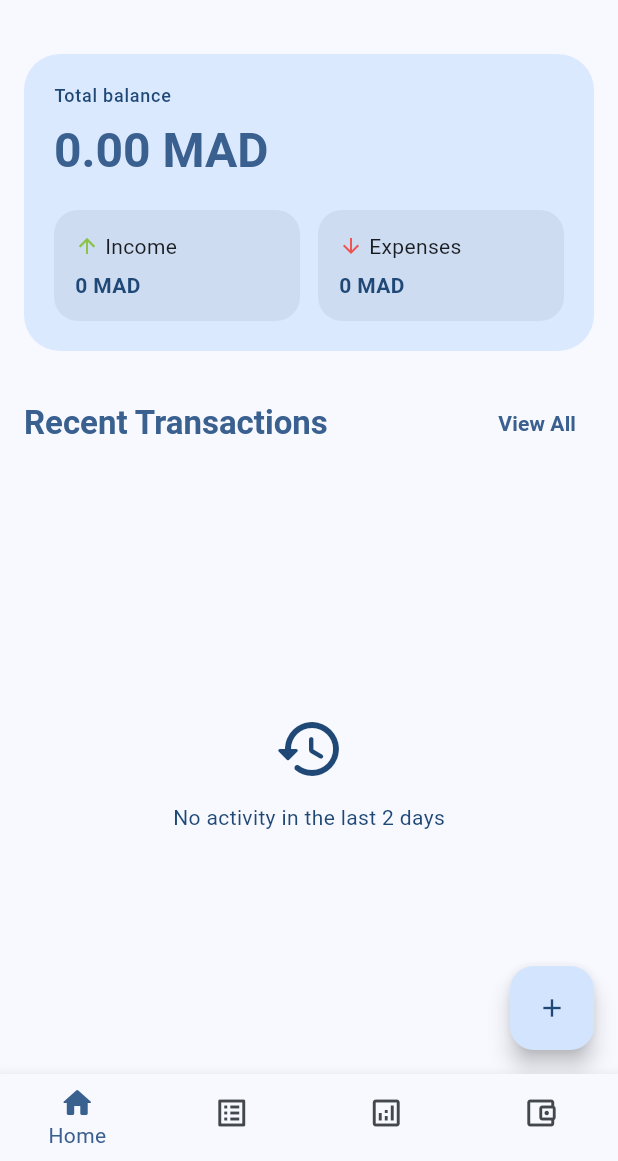
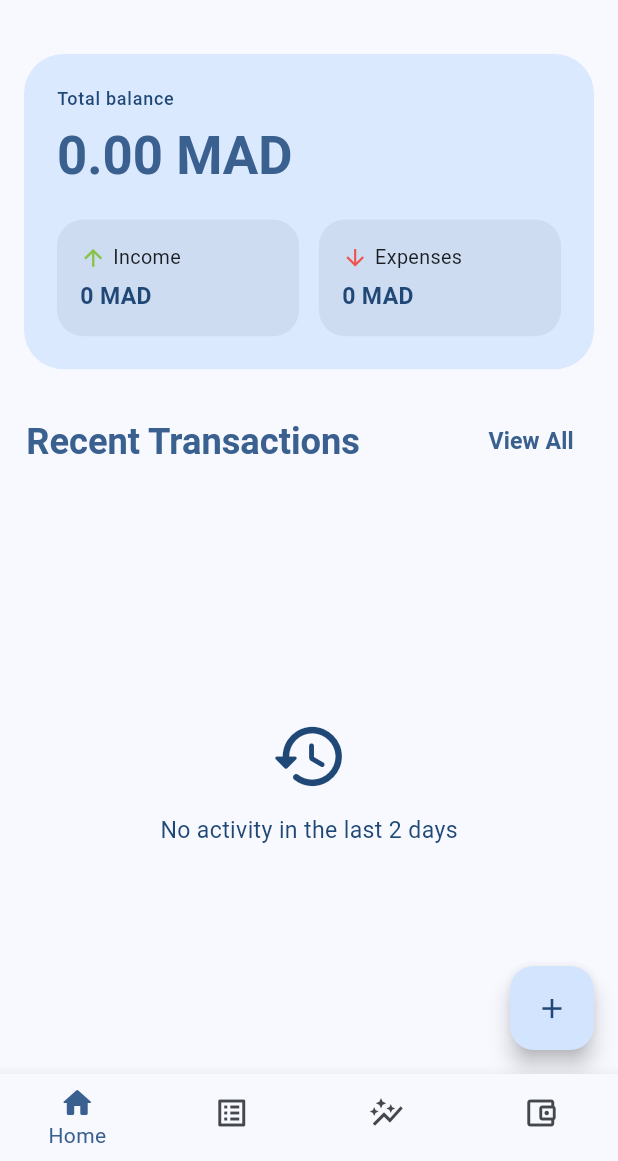
Before and after one commit to Abdogouhmad/walt, a Flutter app: the screen it shows after launch, after a tap on the "navigate next" icon, after a tap on "Next", after a tap on "Get Started", on a phone screen of 412 x 824 dp, the part 75-1236 px from its top. Run offline on Flutter 3.47's test engine with Material 3 defaults, Android fonts, the phone set to English and light mode, and no system bars; drawn by our look-alikes of dynamic_color; our stand-ins replace fl_chart, flutter_dotenv, flutter_riverpod, flutter_slidable, font_awesome_flutter, freezed_annotation and 11 more; missing offline and left inert: currency_converter; accounts and stored records are empty; statements that could not run were skipped.

Commit message:
[FEAT] Adaptive height & width

```diff
--- a/lib/features/home/widgets/ai_insight.dart
+++ b/lib/features/home/widgets/ai_insight.dart
@@ -1,5 +1,6 @@
 import 'package:flutter/material.dart';
 import 'package:flutter_riverpod/flutter_riverpod.dart';
+import 'package:walt/core/utils/context.dart';
 import 'package:walt/providers/ai_provider.dart';
 import 'package:walt/shared/text_ui.dart';
 
@@ -13,13 +14,16 @@ class AiInsight extends ConsumerWidget {
     if (!aiState.isVisible) return const SizedBox.shrink();
 
     return Container(
-      margin: const EdgeInsets.symmetric(horizontal: 16, vertical: 8),
-      padding: const EdgeInsets.all(16),
+      margin: EdgeInsets.symmetric(
+        horizontal: context.w(16),
+        vertical: context.h(8),
+      ),
+      padding: EdgeInsets.all(context.w(16)),
       decoration: BoxDecoration(
         gradient: LinearGradient(
           colors: [Colors.purple.withAlpha(50), Colors.blue.withAlpha(50)],
         ),
-        borderRadius: BorderRadius.circular(24),
+        borderRadius: BorderRadius.circular(context.r(24)),
         border: Border.all(color: Colors.purple.withAlpha(100)),
       ),
       child: Column(
@@ -27,8 +31,12 @@ class AiInsight extends ConsumerWidget {
         children: [
           Row(
             children: [
-              const Icon(Icons.auto_awesome, color: Colors.purple),
-              const SizedBox(width: 8),
+              Icon(
+                Icons.auto_awesome,
+                color: Colors.purple,
+                size: context.w(24),
+              ),
+              SizedBox(width: context.w(8)),
               UiText(
                 text: "AI Insight",
                 type: UiTextType.titleMedium,
@@ -36,20 +44,20 @@ class AiInsight extends ConsumerWidget {
               ),
               const Spacer(),
               if (aiState.isLoading)
-                const SizedBox(
-                  width: 16,
-                  height: 16,
-                  child: CircularProgressIndicator(strokeWidth: 2),
+                SizedBox(
+                  width: context.w(16),
+                  height: context.w(16),
+                  child: const CircularProgressIndicator(strokeWidth: 2),
                 )
               else
                 IconButton(
-                  icon: const Icon(Icons.refresh, size: 20),
+                  icon: Icon(Icons.refresh, size: context.w(20)),
                   onPressed: () =>
                       ref.read(aiInsightProvider.notifier).fetchInsight(),
                 ),
             ],
           ),
-          const SizedBox(height: 8),
+          SizedBox(height: context.h(8)),
           if (aiState.isLoading && aiState.insight == null)
             const UiText(text: "Thinking...", type: UiTextType.bodyMedium)
           else
--- a/lib/features/home/widgets/recent_activity.dart
+++ b/lib/features/home/widgets/recent_activity.dart
@@ -1,5 +1,6 @@
 import 'package:flutter/material.dart';
 import 'package:flutter_riverpod/flutter_riverpod.dart';
+import 'package:walt/core/utils/context.dart';
 import 'package:walt/shared/text_ui.dart';
 import 'package:walt/core/constants/app_colors.dart';
 import 'package:walt/data/models/walt_transaction.dart';
@@ -67,11 +68,18 @@ class RecentActivity extends ConsumerWidget {
       child: Column(
         mainAxisAlignment: MainAxisAlignment.center,
         children: [
-          Icon(Icons.history_rounded, size: 48, color: context.listSubLabel),
-          const SizedBox(height: 12),
+          Icon(
+            Icons.history_rounded,
+            size: context.w(48),
+            color: context.listSubLabel,
+          ),
+          SizedBox(height: context.h(12)),
           Text(
             "No activity in the last 2 days",
-            style: TextStyle(color: context.listSubLabel),
+            style: TextStyle(
+              color: context.listSubLabel,
+              fontSize: context.sp(14),
+            ),
           ),
         ],
       ),
@@ -86,22 +94,33 @@ class RecentActivity extends ConsumerWidget {
     String currency,
   ) {
     final isIncome = tx.type.toLowerCase() == 'income';
-    final amount = '${isIncome ? '+' : '-'}${tx.amount.toStringAsFixed(2)} $currency';
+    final amount =
+        '${isIncome ? '+' : '-'}${tx.amount.toStringAsFixed(2)} $currency';
     final formattedDate = DateFormat('MMM dd, yyyy').format(tx.date);
 
     return ListTile(
-      contentPadding: const EdgeInsets.symmetric(horizontal: 16, vertical: 6),
+      contentPadding: EdgeInsets.symmetric(
+        horizontal: context.w(16),
+        vertical: context.h(6),
+      ),
       leading: CircleAvatar(
         backgroundColor: context.listContainer,
-        child: Icon(CategoryIcons.getIcon(catIcon), color: context.listIconBk),
+        child: Icon(
+          CategoryIcons.getIcon(catIcon),
+          color: context.listIconBk,
+          size: context.w(24),
+        ),
       ),
       title: Text(
         tx.merchant ?? 'Unknown',
-        style: const TextStyle(fontWeight: FontWeight.w600),
+        style: TextStyle(
+          fontWeight: FontWeight.w600,
+          fontSize: context.sp(16),
+        ),
       ),
       subtitle: Text(
         '$formattedDate • $catName',
-        style: TextStyle(color: context.listSubLabel, fontSize: 12),
+        style: TextStyle(color: context.listSubLabel, fontSize: context.sp(12)),
       ),
       trailing: Column(
         mainAxisAlignment: MainAxisAlignment.center,
@@ -112,12 +131,16 @@ class RecentActivity extends ConsumerWidget {
             style: TextStyle(
               color: isIncome ? context.listIncome : context.listExpense,
               fontWeight: FontWeight.bold,
+              fontSize: context.sp(14),
             ),
           ),
           Text(
             tx.type
                 .toUpperCase(), // Showing type instead of hardcoded payment label
-            style: TextStyle(fontSize: 10, color: context.listSubLabel),
+            style: TextStyle(
+              fontSize: context.sp(10),
+              color: context.listSubLabel,
+            ),
           ),
         ],
       ),
@@ -132,7 +155,10 @@ Widget _titleUi(
   required VoidCallback onTap,
 }) {
   return Padding(
-    padding: const EdgeInsets.symmetric(horizontal: 16, vertical: 8),
+    padding: EdgeInsets.symmetric(
+      horizontal: context.w(16),
+      vertical: context.h(8),
+    ),
     child: Row(
       mainAxisAlignment: MainAxisAlignment.spaceBetween,
       children: [
@@ -142,6 +168,7 @@ Widget _titleUi(
           style: TextStyle(
             fontWeight: FontWeight.bold,
             color: context.listTitle,
+            fontSize: context.sp(22),
           ),
         ),
         TextButton(
@@ -152,6 +179,7 @@ Widget _titleUi(
             style: TextStyle(
               color: context.listColorLinks,
               fontWeight: FontWeight.bold,
+              fontSize: context.sp(14),
             ),
           ),
         ),
--- a/lib/features/home/widgets/summary_card.dart
+++ b/lib/features/home/widgets/summary_card.dart
@@ -1,6 +1,7 @@
 import 'package:flutter/material.dart';
 import 'package:flutter_riverpod/flutter_riverpod.dart';
 import 'package:walt/core/constants/app_colors.dart';
+import 'package:walt/core/utils/context.dart';
 import 'package:walt/providers/settings_provider.dart';
 import 'package:walt/providers/transaction_provider.dart';
 import 'package:walt/shared/text_ui.dart';
@@ -21,9 +22,9 @@ class SummaryCard extends ConsumerWidget {
     final cardExpense = context.cardExpense;
 
     return Container(
-      padding: const EdgeInsets.all(20),
+      padding: EdgeInsets.all(context.w(20)),
       decoration: BoxDecoration(
-        borderRadius: BorderRadius.circular(24),
+        borderRadius: BorderRadius.circular(context.r(24)),
         color: bgColor,
       ),
       child: Column(
@@ -34,14 +35,18 @@ class SummaryCard extends ConsumerWidget {
             type: UiTextType.labelMedium,
             style: TextStyle(color: secondaryTextColor),
           ),
-          const SizedBox(height: 8),
+          SizedBox(height: context.h(8)),
           UiText(
             // 3. Use summary.balance from the provider
             text: "${summary.balance.toStringAsFixed(2)} $currency",
             type: UiTextType.headlineLarge,
-            style: TextStyle(fontWeight: FontWeight.bold, color: textColor),
+            style: TextStyle(
+              fontWeight: FontWeight.bold,
+              color: textColor,
+              fontSize: context.sp(32),
+            ),
           ),
-          const SizedBox(height: 20),
+          SizedBox(height: context.h(20)),
           Row(
             children: [
               Expanded(
@@ -54,7 +59,7 @@ class SummaryCard extends ConsumerWidget {
                   iconColor: cardIncome,
                 ),
               ),
-              const SizedBox(width: 12),
+              SizedBox(width: context.w(12)),
               Expanded(
                 child: _miniCard(
                   context,
@@ -82,9 +87,9 @@ class SummaryCard extends ConsumerWidget {
     Color? iconColor,
   }) {
     return Container(
-      padding: const EdgeInsets.all(14),
+      padding: EdgeInsets.all(context.w(14)),
       decoration: BoxDecoration(
-        borderRadius: BorderRadius.circular(16),
+        borderRadius: BorderRadius.circular(context.r(16)),
         color: Colors.blueGrey.withAlpha(30),
       ),
       child: Column(
@@ -92,17 +97,21 @@ class SummaryCard extends ConsumerWidget {
         children: [
           Row(
             children: [
-              Icon(icon, size: 16, color: iconColor),
-              const SizedBox(width: 4),
-              Text(label),
+              Icon(icon, size: context.w(16), color: iconColor),
+              SizedBox(width: context.w(4)),
+              Text(
+                label,
+                style: TextStyle(fontSize: context.sp(12)),
+              ),
             ],
           ),
-          const SizedBox(height: 6),
+          SizedBox(height: context.h(6)),
           UiText(
             text: "${value.toStringAsFixed(0)} $currency",
             style: TextStyle(
               fontWeight: FontWeight.bold,
               color: CardColors(context).cardTextSecondary,
+              fontSize: context.sp(14),
             ),
           ),
         ],
--- a/lib/features/reports/widgets/barchart.dart
+++ b/lib/features/reports/widgets/barchart.dart
@@ -131,8 +131,8 @@ class _BarChartContent extends StatelessWidget {
             barRods: [
               BarChartRodData(
                 toY: data[i],
-                width: 22,
-                borderRadius: BorderRadius.circular(8),
+                width: 35,
+                borderRadius: BorderRadius.circular(100),
                 color: isSelected
                     ? context.currentMonthColor
                     : context.otherMonthsColor,
--- a/lib/main.dart
+++ b/lib/main.dart
@@ -1,4 +1,5 @@
 import 'package:flutter/material.dart';
+import 'package:flutter/services.dart';
 import 'package:flutter_riverpod/flutter_riverpod.dart';
 import 'package:flutter_dotenv/flutter_dotenv.dart';
 import 'dart:io' show Platform;
@@ -18,6 +19,12 @@ import 'providers/settings_provider.dart';
 
 Future<void> main() async {
   WidgetsFlutterBinding.ensureInitialized();
+
+  // Force Portrait Mode
+  await SystemChrome.setPreferredOrientations([
+    DeviceOrientation.portraitUp,
+    DeviceOrientation.portraitDown,
+  ]);
 
   await _initializeApp();
 
--- a/lib/shared/bottom_nav.dart
+++ b/lib/shared/bottom_nav.dart
@@ -67,8 +67,8 @@ class _MainShellState extends State<MainShell> {
             label: 'Activity',
           ),
           BottomNavigationBarItem(
-            icon: Icon(Icons.analytics_outlined),
-            activeIcon: Icon(Icons.analytics_rounded),
+            icon: Icon(Icons.auto_graph),
+            activeIcon: Icon(Icons.auto_graph_outlined),
             label: 'Reports',
           ),
           BottomNavigationBarItem(
--- a/lib/shared/bottons.dart
+++ b/lib/shared/bottons.dart
@@ -1,4 +1,5 @@
 import 'package:flutter/material.dart';
+import 'package:walt/core/utils/context.dart';
 
 enum ButtonType { primary, secondary, text, textIcon, iconOnly, fab }
 
@@ -50,50 +51,53 @@ class AppButton extends StatelessWidget {
 
   // ── sizing ────────────────────────────────────────────────────────────────
 
-  double get _fontSize => switch (size) {
-    ButtonSize.small => 13,
-    ButtonSize.medium => 15,
-    ButtonSize.large => 17,
-    ButtonSize.extended => 15,
+  double _fontSize(BuildContext context) => switch (size) {
+    ButtonSize.small => context.sp(13),
+    ButtonSize.medium => context.sp(15),
+    ButtonSize.large => context.sp(17),
+    ButtonSize.extended => context.sp(15),
   };
 
-  EdgeInsets get _padding => switch (size) {
-    ButtonSize.small => const EdgeInsets.symmetric(horizontal: 12, vertical: 8),
-    ButtonSize.medium => const EdgeInsets.symmetric(
-      horizontal: 20,
-      vertical: 12,
+  EdgeInsets _padding(BuildContext context) => switch (size) {
+    ButtonSize.small => EdgeInsets.symmetric(
+      horizontal: context.w(12),
+      vertical: context.h(8),
     ),
-    ButtonSize.large => const EdgeInsets.symmetric(
-      horizontal: 28,
-      vertical: 16,
+    ButtonSize.medium => EdgeInsets.symmetric(
+      horizontal: context.w(20),
+      vertical: context.h(12),
     ),
-    ButtonSize.extended => const EdgeInsets.symmetric(
-      horizontal: 20,
-      vertical: 12,
+    ButtonSize.large => EdgeInsets.symmetric(
+      horizontal: context.w(28),
+      vertical: context.h(16),
+    ),
+    ButtonSize.extended => EdgeInsets.symmetric(
+      horizontal: context.w(20),
+      vertical: context.h(12),
     ),
   };
 
-  double get _iconSize => switch (size) {
-    ButtonSize.small => 16,
-    ButtonSize.medium => 20,
-    ButtonSize.large => 24,
-    ButtonSize.extended => 24,
+  double _iconSize(BuildContext context) => switch (size) {
+    ButtonSize.small => context.w(16),
+    ButtonSize.medium => context.w(20),
+    ButtonSize.large => context.w(24),
+    ButtonSize.extended => context.w(24),
   };
 
-  double get _spinnerSize => switch (size) {
-    ButtonSize.small => 14,
-    ButtonSize.medium => 18,
-    ButtonSize.large => 22,
-    ButtonSize.extended => 18,
+  double _spinnerSize(BuildContext context) => switch (size) {
+    ButtonSize.small => context.w(14),
+    ButtonSize.medium => context.w(18),
+    ButtonSize.large => context.w(22),
+    ButtonSize.extended => context.w(18),
   };
 
   // ── helpers ───────────────────────────────────────────────────────────────
 
   VoidCallback? get _effectiveCallback => isLoading ? null : onPressed;
 
-  Widget _spinner(Color color) => SizedBox(
-    width: _spinnerSize,
-    height: _spinnerSize,
+  Widget _spinner(BuildContext context, Color color) => SizedBox(
+    width: _spinnerSize(context),
+    height: _spinnerSize(context),
     child: CircularProgressIndicator(
       strokeWidth: 2,
       valueColor: AlwaysStoppedAnimation(color),
@@ -110,16 +114,16 @@ class AppButton extends StatelessWidget {
     final cs = Theme.of(context).colorScheme;
 
     return _wrap(switch (type) {
-      ButtonType.primary => _buildPrimary(cs),
-      ButtonType.secondary => _buildSecondary(cs),
-      ButtonType.text => _buildText(cs),
-      ButtonType.textIcon => _buildTextIcon(cs),
-      ButtonType.iconOnly => _buildIconOnly(cs),
-      ButtonType.fab => _buildFab(cs),
+      ButtonType.primary => _buildPrimary(context, cs),
+      ButtonType.secondary => _buildSecondary(context, cs),
+      ButtonType.text => _buildText(context, cs),
+      ButtonType.textIcon => _buildTextIcon(context, cs),
+      ButtonType.iconOnly => _buildIconOnly(context, cs),
+      ButtonType.fab => _buildFab(context, cs),
     });
   }
 
-  Widget _buildPrimary(ColorScheme cs) {
+  Widget _buildPrimary(BuildContext context, ColorScheme cs) {
     final bg = backgroundColor ?? (isDestructive ? cs.error : cs.primary);
     final fg = foregroundColor ?? (isDestructive ? cs.onError : cs.onPrimary);
 
@@ -129,41 +133,54 @@ class AppButton extends StatelessWidget {
         backgroundColor: bg,
         foregroundColor: fg,
         elevation: 0,
-        padding: _padding,
-        shape: RoundedRectangleBorder(borderRadius: BorderRadius.circular(14)),
-        textStyle: TextStyle(fontSize: _fontSize, fontWeight: FontWeight.w600),
+        padding: _padding(context),
+        shape: RoundedRectangleBorder(
+          borderRadius: BorderRadius.circular(context.r(14)),
+        ),
+        textStyle: TextStyle(
+          fontSize: _fontSize(context),
+          fontWeight: FontWeight.w600,
+        ),
         minimumSize: isFullWidth ? const Size(double.infinity, 0) : null,
       ),
-      child: isLoading ? _spinner(fg) : Text(label!),
+      child: isLoading ? _spinner(context, fg) : Text(label!),
     );
   }
 
-  Widget _buildSecondary(ColorScheme cs) {
+  Widget _buildSecondary(BuildContext context, ColorScheme cs) {
     final color = foregroundColor ?? (isDestructive ? cs.error : cs.primary);
 
     return OutlinedButton(
       onPressed: _effectiveCallback,
       style: OutlinedButton.styleFrom(
         foregroundColor: color,
-        shape: RoundedRectangleBorder(borderRadius: BorderRadius.circular(14)),
+        shape: RoundedRectangleBorder(
+          borderRadius: BorderRadius.circular(context.r(14)),
+        ),
         side: BorderSide(color: color),
-        padding: _padding,
-        textStyle: TextStyle(fontSize: _fontSize, fontWeight: FontWeight.w500),
+        padding: _padding(context),
+        textStyle: TextStyle(
+          fontSize: _fontSize(context),
+          fontWeight: FontWeight.w500,
+        ),
         minimumSize: isFullWidth ? const Size(double.infinity, 0) : null,
       ),
-      child: isLoading ? _spinner(color) : Text(label!),
+      child: isLoading ? _spinner(context, color) : Text(label!),
     );
   }
 
-  Widget _buildText(ColorScheme cs) {
+  Widget _buildText(BuildContext context, ColorScheme cs) {
     final color = foregroundColor ?? (isDestructive ? cs.error : cs.primary);
 
     return TextButton(
       onPressed: _effectiveCallback,
       style: TextButton.styleFrom(
         foregroundColor: color,
-        padding: _padding,
-        textStyle: TextStyle(fontSize: _fontSize, fontWeight: FontWeight.w500),
+        padding: _padding(context),
+        textStyle: TextStyle(
+          fontSize: _fontSize(context),
+          fontWeight: FontWeight.w500,
+        ),
         minimumSize: isFullWidth ? const Size(double.infinity, 0) : null,
       ),
       child: Row(
@@ -175,31 +192,39 @@ class AppButton extends StatelessWidget {
 
           // Show icon or spinner only if needed
           if (isLoading || icon != null) ...[
-            const SizedBox(width: 5),
-            isLoading ? _spinner(color) : Icon(icon, size: _iconSize),
+            SizedBox(width: context.w(5)),
+            isLoading
+                ? _spinner(context, color)
+                : Icon(icon, size: _iconSize(context)),
           ],
         ],
       ),
     );
   }
 
-  Widget _buildTextIcon(ColorScheme cs) {
+  Widget _buildTextIcon(BuildContext context, ColorScheme cs) {
     final color = foregroundColor ?? (isDestructive ? cs.error : cs.primary);
 
     return TextButton.icon(
       onPressed: _effectiveCallback,
       style: TextButton.styleFrom(
         foregroundColor: color,
-        padding: _padding,
-        textStyle: TextStyle(fontSize: _fontSize, fontWeight: FontWeight.w500),
+        padding: _padding(context),
+        textStyle: TextStyle(
+          fontSize: _fontSize(context),
+          fontWeight: FontWeight.w500,
+        ),
         minimumSize: isFullWidth ? const Size(double.infinity, 0) : null,
       ),
       label: Text(label!),
-      icon: isLoading ? _spinner(color) : Icon(icon, size: _iconSize),
+      icon:
+          isLoading
+              ? _spinner(context, color)
+              : Icon(icon, size: _iconSize(context)),
     );
   }
 
-  Widget _buildIconOnly(ColorScheme cs) {
+  Widget _buildIconOnly(BuildContext context, ColorScheme cs) {
     final color =
         iconColor ??
         foregroundColor ??
@@ -207,18 +232,22 @@ class AppButton extends StatelessWidget {
 
     return IconButton(
       onPressed: _effectiveCallback,
-      icon: isLoading ? _spinner(color) : Icon(icon, size: _iconSize),
+      icon:
+          isLoading
+              ? _spinner(context, color)
+              : Icon(icon, size: _iconSize(context)),
       color: color,
-      padding: _padding,
+      padding: _padding(context),
       tooltip: tooltip,
       style: IconButton.styleFrom(foregroundColor: color),
     );
   }
 
-  Widget _buildFab(ColorScheme cs) {
+  Widget _buildFab(BuildContext context, ColorScheme cs) {
     final bg = backgroundColor ?? cs.primaryContainer;
     final fg = foregroundColor ?? cs.onPrimaryContainer;
-    final child = isLoading ? _spinner(fg) : Icon(icon, size: _iconSize);
+    final child =
+        isLoading ? _spinner(context, fg) : Icon(icon, size: _iconSize(context));
 
     return switch (size) {
       ButtonSize.small => FloatingActionButton.small(
@@ -240,10 +269,16 @@ class AppButton extends StatelessWidget {
         backgroundColor: bg,
         foregroundColor: fg,
         tooltip: tooltip,
-        icon: isLoading ? _spinner(fg) : Icon(icon, size: _iconSize),
+        icon:
+            isLoading
+                ? _spinner(context, fg)
+                : Icon(icon, size: _iconSize(context)),
         label: Text(
           label!,
-          style: TextStyle(fontSize: _fontSize, fontWeight: FontWeight.w600),
+          style: TextStyle(
+            fontSize: _fontSize(context),
+            fontWeight: FontWeight.w600,
+          ),
         ),
       ),
       _ => FloatingActionButton(
```
Also changed, not shown: lib/core/utils/context.dart (+12 -4 lines), lib/features/home/widgets/bottom_sheet.dart (+42 -20 lines), lib/features/home/widgets/category_widget.dart (+13 -8 lines), lib/features/home/widgets/notificationpopup.dart (+30 -17 lines), lib/features/home/widgets/txtype_picker.dart (+9 -8 lines), lib/features/settings/widgets/about_screen.dart (+32 -39 lines), lib/shared/m3e_card.dart (+14 -14 lines), lib/shared/nav_ui.dart (deleted, +0 -65 lines).
